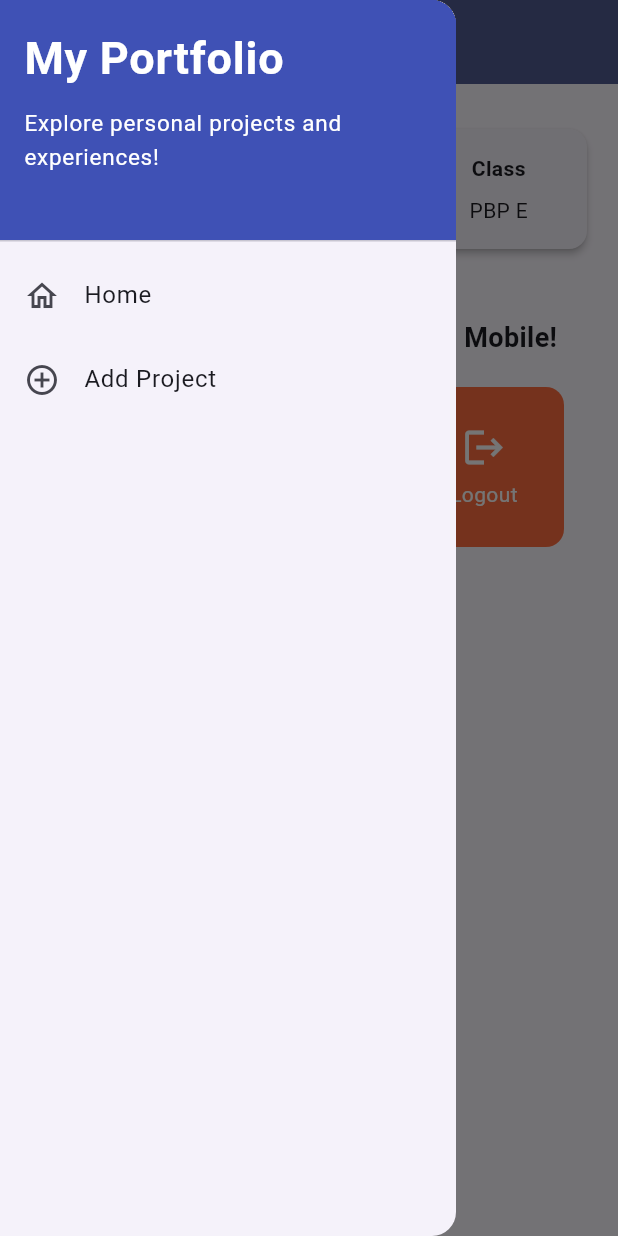
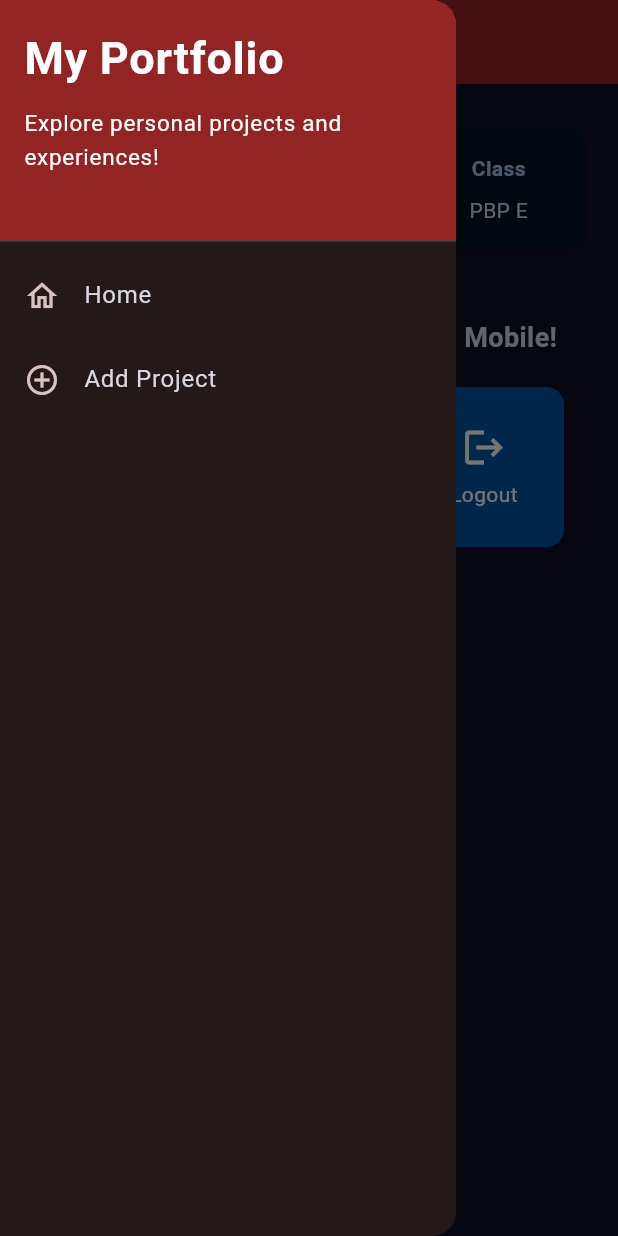
Before and after one commit to asyakiraakj/myportofolio_mobile, a Flutter app: the screen it shows after launch, with the side drawer open, on a phone screen of 412 x 824 dp. Run offline on Flutter 3.47's test engine with Material 3 defaults, Android fonts, the phone set to English and light mode, and no system bars.

Commit message:
style: add custom app colors

```diff
--- a/lib/main.dart
+++ b/lib/main.dart
@@ -1,5 +1,6 @@
 import 'package:flutter/material.dart';
 import 'package:myportofolio_mobile/screens/menu.dart';
+import 'package:myportofolio_mobile/theme/app_theme.dart';
 
 void main() {
   runApp(const MyApp());
@@ -12,13 +13,7 @@ class MyApp extends StatelessWidget {
   Widget build(BuildContext context) {
     return MaterialApp(
       title: 'MyPortfolio',
-      theme: ThemeData(
-        colorScheme: ColorScheme.fromSeed(
-          seedColor: Colors.indigo,
-          secondary: Colors.amber[700],
-        ),
-        useMaterial3: true,
-      ),
+      theme: AppTheme.dark,
       home: MyHomePage(),
     );
   }
--- a/lib/screens/experience_form.dart
+++ b/lib/screens/experience_form.dart
@@ -90,8 +90,6 @@ class _ExperienceFormPageState extends State<ExperienceFormPage> {
     return Scaffold(
       appBar: AppBar(
         title: const Center(child: Text('Add Experience Form')),
-        backgroundColor: Colors.indigo,
-        foregroundColor: Colors.white,
       ),
       drawer: const LeftDrawer(),
       body: Form(
@@ -252,9 +250,6 @@ class _ExperienceFormPageState extends State<ExperienceFormPage> {
                 child: Padding(
                   padding: const EdgeInsets.all(8.0),
                   child: ElevatedButton(
-                    style: ButtonStyle(
-                      backgroundColor: WidgetStateProperty.all(Colors.indigo),
-                    ),
                     onPressed: () {
                       if (_formKey.currentState!.validate()) {
                         showDialog(
--- a/lib/screens/menu.dart
+++ b/lib/screens/menu.dart
@@ -2,6 +2,7 @@ import 'package:flutter/material.dart';
 import 'package:myportofolio_mobile/widgets/left_drawer.dart';
 import 'package:myportofolio_mobile/screens/project_form.dart';
 import 'package:myportofolio_mobile/widgets/project_card.dart';
+import 'package:myportofolio_mobile/theme/app_colors.dart';
 
 class MyHomePage extends StatelessWidget {
   MyHomePage({super.key});
@@ -11,9 +12,9 @@ class MyHomePage extends StatelessWidget {
   final String kelas = "PBP E";
 
   final List<ItemHomepage> items = [
-    ItemHomepage("Lihat Proyek", Icons.folder, Colors.white60),
-    ItemHomepage("Tambah Proyek", Icons.add_circle, Colors.blue),
-    ItemHomepage("Logout", Icons.logout, Colors.deepOrangeAccent),
+    ItemHomepage("Lihat Proyek", Icons.folder, AppColors.primary500),
+    ItemHomepage("Tambah Proyek", Icons.add_circle, AppColors.secondary500),
+    ItemHomepage("Logout", Icons.logout, AppColors.secondary500),
   ];
 
   @override
@@ -97,6 +98,7 @@ class InfoCard extends StatelessWidget {
     return Card(
       // Memberikan efek bayangan kartu elevasi 2 unit.
       elevation: 2.0,
+      color: AppColors.secondary900,
       child: Container(
         // Menyesuaikan lebar kartu dengan proporsi layar (dibagi 3.5).
         width: MediaQuery.of(context).size.width / 3.5,
@@ -104,9 +106,15 @@ class InfoCard extends StatelessWidget {
         // Menyusun teks title dan content secara vertikal.
         child: Column(
           children: [
-            Text(title, style: const TextStyle(fontWeight: FontWeight.bold)),
+            Text(
+              title,
+              style: const TextStyle(
+                fontWeight: FontWeight.bold,
+                color: AppColors.secondary100,
+              ),
+            ),
             const SizedBox(height: 8.0),
-            Text(content),
+            Text(content, style: const TextStyle(color: AppColors.text)),
           ],
         ),
       ),
--- a/lib/screens/project_form.dart
+++ b/lib/screens/project_form.dart
@@ -32,8 +32,6 @@ class _ProjectFormPageState extends State<ProjectFormPage> {
         title: const Center(
           child: Text('Add Project Form'),
         ),
-        backgroundColor: Colors.indigo,
-        foregroundColor: Colors.white,
       ),
       drawer: const LeftDrawer(),
       body: Form(
@@ -162,9 +160,6 @@ class _ProjectFormPageState extends State<ProjectFormPage> {
                 child: Padding(
                   padding: const EdgeInsets.all(8.0),
                   child: ElevatedButton(
-                    style: ButtonStyle(
-                      backgroundColor: WidgetStateProperty.all(Colors.indigo),
-                    ),
                     onPressed: () {
                       if (_formKey.currentState!.validate()) {
                         showDialog(
--- /dev/null
+++ b/lib/theme/app_colors.dart
@@ -0,0 +1,19 @@
+import 'package:flutter/material.dart';
+
+abstract final class AppColors {
+  static const primary100 = Color(0xFFE4BEBE);
+  static const primary300 = Color(0xFFB96464);
+  static const primary500 = Color(0xFF922424);
+  static const primary700 = Color(0xFF581616);
+  static const primary900 = Color(0xFF1D0707);
+
+  // secondary_100 was provided as RGB, so it is stored as fully opaque ARGB.
+  static const secondary100 = Color(0xFFA2C9EC);
+  static const secondary300 = Color(0xFF5190C7);
+  static const secondary500 = Color(0xFF0056A1);
+  static const secondary700 = Color(0xFF003461);
+  static const secondary900 = Color(0xFF001120);
+
+  static const background = Color(0xFF0F1027);
+  static const text = Color(0xFFD7D8E3);
+}
--- /dev/null
+++ b/lib/theme/app_theme.dart
@@ -0,0 +1,28 @@
+import 'package:flutter/material.dart';
+import 'package:myportofolio_mobile/theme/app_colors.dart';
+
+abstract final class AppTheme {
+  static final dark = ThemeData(
+    colorScheme: ColorScheme.fromSeed(
+      seedColor: AppColors.primary500,
+      brightness: Brightness.dark,
+    ).copyWith(
+      primary: AppColors.primary500,
+      onPrimary: Colors.white,
+      primaryContainer: AppColors.primary900,
+      onPrimaryContainer: AppColors.primary100,
+      secondary: AppColors.secondary500,
+      onSecondary: Colors.white,
+      secondaryContainer: AppColors.secondary900,
+      onSecondaryContainer: AppColors.secondary100,
+      surface: AppColors.background,
+      onSurface: AppColors.text,
+    ),
+    appBarTheme: const AppBarTheme(
+      backgroundColor: AppColors.primary500,
+      foregroundColor: Colors.white,
+    ),
+    scaffoldBackgroundColor: AppColors.background,
+    useMaterial3: true,
+  );
+}
--- a/lib/widgets/left_drawer.dart
+++ b/lib/widgets/left_drawer.dart
@@ -10,9 +10,9 @@ class LeftDrawer extends StatelessWidget {
     return Drawer(
       child: ListView(
         children: [
-          const DrawerHeader(
+          DrawerHeader(
             decoration: BoxDecoration(
-              color: Colors.indigo,
+              color: Theme.of(context).colorScheme.primary,
             ),
             child: Column(
               crossAxisAlignment: CrossAxisAlignment.start,
```
